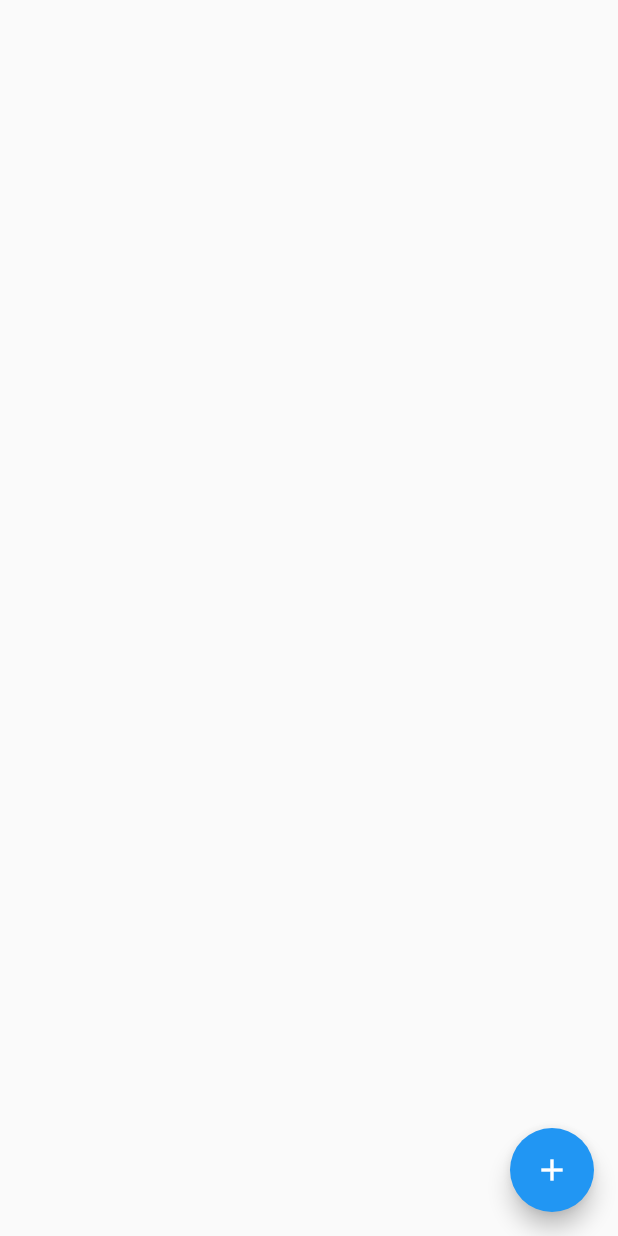
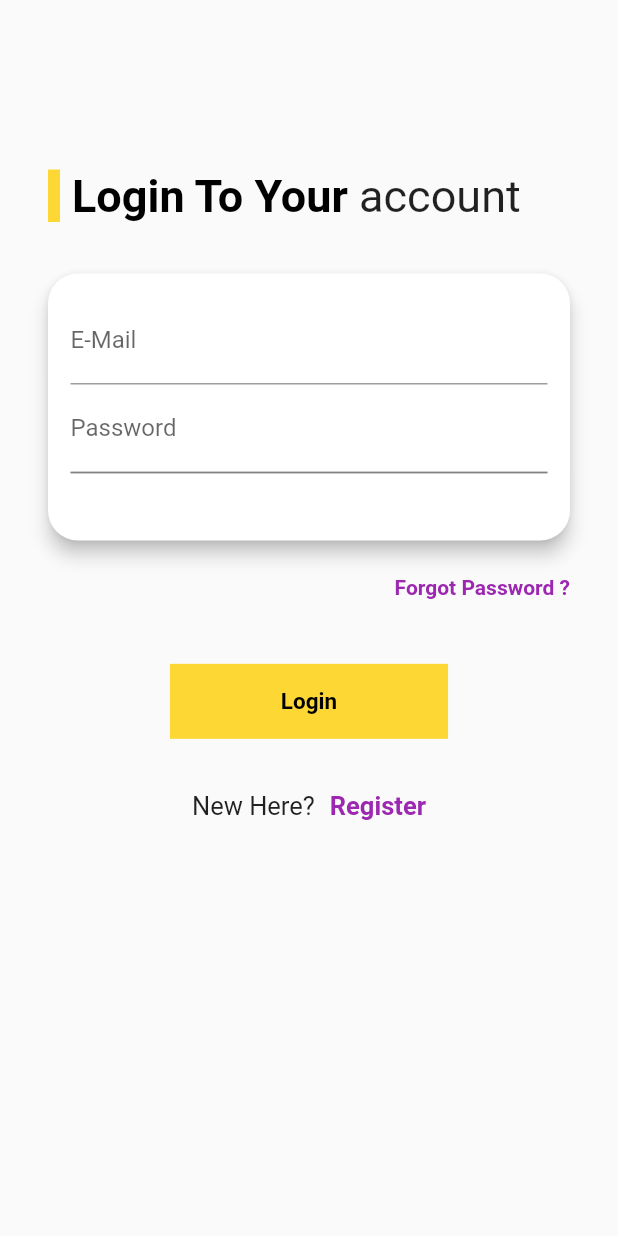
Before and after one commit to balad06/ChattingApp, a Flutter app: the screen it shows after launch, on a phone screen of 412 x 824 dp. Run offline on Flutter 3.47's test engine with Material 2 defaults, Android fonts, the phone set to English and light mode, and no system bars; our stand-ins replace cloud_firestore, firebase_auth, firebase_core; accounts and stored records are empty.

Commit message:
authentication and sending messages

```diff
--- a/lib/login/loginScreen.dart
+++ b/lib/login/loginScreen.dart
@@ -0,0 +1,411 @@
+import 'package:flutter/services.dart';
+
+import 'package:flutter/material.dart';
+import 'package:firebase_auth/firebase_auth.dart';
+import 'package:cloud_firestore/cloud_firestore.dart';
+
+enum AuthMode { Signup, Login }
+
+class LoginPage extends StatefulWidget {
+  static const String id = '/LoginPage';
+
+  @override
+  _LoginPageState createState() => _LoginPageState();
+}
+
+class _LoginPageState extends State<LoginPage> {
+  final _auth = FirebaseAuth.instance;
+  final GlobalKey<FormState> _formKey = GlobalKey();
+  AuthMode _authMode = AuthMode.Login;
+  Map<String, String> _authData = {
+    'email': '',
+    'username': '',
+    'password': '',
+  };
+  var _isLoading = false;
+  final _passwordController = TextEditingController();
+
+  Widget _submitButton() {
+    return InkWell(
+      hoverColor: Colors.purple[900],
+      onTap: () {
+        setState(() {});
+        _submit();
+      },
+      child: Container(
+        height: 50,
+        width: MediaQuery.of(context).size.width * .45,
+        padding: EdgeInsets.symmetric(vertical: 15),
+        alignment: Alignment.center,
+        decoration: BoxDecoration(
+          color: Colors.yellow[600],
+        ),
+        child: Text(
+          _authMode == AuthMode.Login ? 'Login' : 'Register',
+          style: TextStyle(
+              fontSize: 15, color: Colors.black, fontWeight: FontWeight.bold),
+        ),
+      ),
+    );
+  }
+
+  Widget _createAccountLabel() {
+    if (_authMode == AuthMode.Login) {
+      return Container(
+        margin: EdgeInsets.symmetric(vertical: 20),
+        padding: EdgeInsets.all(15),
+        alignment: Alignment.bottomCenter,
+        child: Row(
+          mainAxisAlignment: MainAxisAlignment.center,
+          children: <Widget>[
+            Text(
+              'New Here?',
+              style: TextStyle(
+                fontSize: 17,
+              ),
+            ),
+            SizedBox(
+              width: 10,
+            ),
+            InkWell(
+              onTap: () {
+                _switchAuthMode();
+              },
+              child: Text(
+                'Register',
+                style: TextStyle(
+                    color: Colors.purple,
+                    fontSize: 17,
+                    fontWeight: FontWeight.bold),
+              ),
+            ),
+          ],
+        ),
+      );
+    } else if (_authMode == AuthMode.Signup) {
+      return Container(
+        margin: EdgeInsets.symmetric(vertical: 20),
+        padding: EdgeInsets.all(15),
+        alignment: Alignment.bottomCenter,
+        child: Row(
+          mainAxisAlignment: MainAxisAlignment.center,
+          children: <Widget>[
+            Text(
+              'Have an Account?',
+              style: TextStyle(
+                fontSize: 17,
+              ),
+            ),
+            SizedBox(
+              width: 10,
+            ),
+            InkWell(
+              onTap: () {
+                _switchAuthMode();
+              },
+              child: Text(
+                'Login',
+                style: TextStyle(
+                    color: Colors.purple,
+                    fontSize: 17,
+                    fontWeight: FontWeight.bold),
+              ),
+            )
+          ],
+        ),
+      );
+    } else {
+      return Container();
+    }
+  }
+
+  void _switchAuthMode() {
+    if (_authMode == AuthMode.Login) {
+      setState(() {
+        _authMode = AuthMode.Signup;
+      });
+    } else {
+      setState(() {
+        _authMode = AuthMode.Login;
+      });
+    }
+  }
+
+  Future<void> _showErrorDialog(String message) {
+    return showDialog(
+      context: context,
+      builder: (ctx) => AlertDialog(
+        title: Text('An Error Occured'),
+        content: Text(message),
+        actions: <Widget>[
+          FlatButton(
+              child: Text('close'),
+              onPressed: () {
+                Navigator.of(ctx).pop();
+              }),
+        ],
+      ),
+    );
+  }
+
+  Future<void> _submit() async {
+    if (!_formKey.currentState.validate()) {
+      // Invalid!
+      return;
+    }
+    FocusScope.of(context).unfocus();
+    _formKey.currentState.save();
+    setState(() {});
+    UserCredential userCredential;
+    try {
+      setState(() {
+        _isLoading = true;
+      });
+      if (_authMode == AuthMode.Login) {
+        userCredential = await _auth.signInWithEmailAndPassword(
+            email: _authData['email'].trim(),
+            password: _authData['password'].trim());
+      } else {
+        userCredential = await _auth.createUserWithEmailAndPassword(
+            email: _authData['email'].trim(),
+            password: _authData['password'].trim());
+        await FirebaseFirestore.instance
+            .collection('users')
+            .doc(userCredential.user.uid)
+            .set({
+          'username': _authData['username'],
+          'email': _authData['email']
+        });
+      }
+    } on PlatformException catch (error) {
+      setState(() {
+        _isLoading = false;
+      });
+      print(error);
+      var errorMessage = 'Couldn\'t authenticate ';
+      if (error.toString().contains('EMAIL_EXISTS')) {
+        errorMessage = 'email is already in use';
+      } else if (error.toString().contains('INVALID_EMAIL')) {
+        errorMessage = 'INVALID_EMAIL ';
+      } else if (error.toString().contains('WEAK_PASSWORD')) {
+        errorMessage = 'WEAK_PASSWORD';
+      } else if (error.toString().contains('EMAIL_NOT_FOUND')) {
+        errorMessage = 'EMAIL_NOT_FOUND';
+      } else if (error.toString().contains('INVALID_PASSWORD')) {
+        errorMessage = 'INVALID_PASSWORD';
+      }
+      _showErrorDialog(errorMessage);
+    }
+  }
+
+  Widget _formWidget() {
+    return Padding(
+      padding: const EdgeInsets.all(8.0),
+      child: Card(
+        elevation: 5,
+        shape: RoundedRectangleBorder(
+          borderRadius: BorderRadius.all(
+            Radius.circular(20),
+          ),
+        ),
+        child: Padding(
+          padding: const EdgeInsets.all(15.0),
+          child: Form(
+            key: _formKey,
+            child: SingleChildScrollView(
+              child: Column(
+                children: <Widget>[
+                  TextFormField(
+                    key: ValueKey('email'),
+                    decoration: InputDecoration(labelText: 'E-Mail'),
+                    keyboardType: TextInputType.emailAddress,
+                    validator: (value) {
+                      if (value.isEmpty || !value.contains('@')) {
+                        return 'Invalid email!';
+                      } else {
+                        return null;
+                      }
+                    },
+                    onSaved: (value) {
+                      _authData['email'] = value;
+                      print(_authData['email']);
+                    },
+                  ),
+                  _authMode == AuthMode.Signup
+                      ? TextFormField(
+                          enabled: _authMode == AuthMode.Signup,
+                          key: ValueKey('user'),
+                          decoration: InputDecoration(labelText: 'UserName'),
+                          validator: (value) {
+                            if (value.isEmpty || value.length < 4) {
+                              return 'Invalid Username!';
+                            } else {
+                              return null;
+                            }
+                          },
+                          onSaved: (value) {
+                            _authData['username'] = value;
+                            print(_authData['username']);
+                          },
+                        )
+                      : Container(),
+                  TextFormField(
+                    key: ValueKey('pass'),
+                    decoration: InputDecoration(labelText: 'Password'),
+                    obscureText: true,
+                    controller: _passwordController,
+                    validator: (value) {
+                      if (value.isEmpty || value.length < 7) {
+                        return 'Password is too short!';
+                      } else {
+                        return null;
+                      }
+                    },
+                    onSaved: (value) {
+                      _authData['password'] = value;
+                      print(_authData['password']);
+                    },
+                  ),
+                  AnimatedContainer(
+                    constraints: BoxConstraints(
+                      minHeight: _authMode == AuthMode.Signup ? 60 : 0,
+                      maxHeight: _authMode == AuthMode.Signup ? 120 : 0,
+                    ),
+                    duration: Duration(milliseconds: 300),
+                    curve: Curves.easeIn,
+                    child: TextFormField(
+                      key: ValueKey('cnpass'),
+                      enabled: _authMode == AuthMode.Signup,
+                      decoration:
+                          InputDecoration(labelText: 'Confirm Password'),
+                      obscureText: true,
+                      validator: _authMode == AuthMode.Signup
+                          ? (value) {
+                              if (value != _passwordController.text) {
+                                return 'Passwords do not match!';
+                              } else {
+                                return null;
+                              }
+                            }
+                          : null,
+                    ),
+                  ),
+                  SizedBox(
+                    height: 30,
+                  ),
+                  // if (_isLoading) CircularProgressIndicator()
+                ],
+              ),
+            ),
+          ),
+        ),
+      ),
+    );
+  }
+
+  Widget checkboxorforgot() {
+    // String resetemail;
+    if (_authMode == AuthMode.Login) {
+      return Container(
+        padding: EdgeInsets.symmetric(vertical: 10, horizontal: 12),
+        alignment: Alignment.centerRight,
+        child: InkWell(
+          onTap: () {},
+          child: Text(
+            'Forgot Password ?',
+            style: TextStyle(
+                color: Colors.purple,
+                fontSize: 14,
+                fontWeight: FontWeight.bold),
+          ),
+        ),
+      );
+    } else {
+      return Container();
+    }
+  }
+
+  @override
+  Widget build(BuildContext context) {
+    final height = MediaQuery.of(context).size.height;
+    return Scaffold(
+      body: Container(
+        height: height,
+        child: Stack(
+          children: <Widget>[
+            Container(
+              padding: EdgeInsets.symmetric(horizontal: 20),
+              child: SingleChildScrollView(
+                child: Column(
+                  crossAxisAlignment: CrossAxisAlignment.center,
+                  mainAxisAlignment: MainAxisAlignment.center,
+                  children: <Widget>[
+                    SizedBox(height: height * .125),
+                    Container(
+                        padding:
+                            EdgeInsets.symmetric(vertical: 10, horizontal: 12),
+                        alignment: Alignment.center,
+                        child: _authMode == AuthMode.Login
+                            ? Row(
+                                children: [
+                                  Container(
+                                    color: Colors.yellow[600],
+                                    height: 35,
+                                    width: 8,
+                                  ),
+                                  SizedBox(
+                                    width: 8,
+                                  ),
+                                  Text(
+                                    'Login To Your ',
+                                    style: TextStyle(
+                                        fontWeight: FontWeight.bold,
+                                        fontSize: 30,
+                                        color: Colors.black),
+                                  ),
+                                  Text(
+                                    'account',
+                                    style: TextStyle(fontSize: 30),
+                                  )
+                                ],
+                              )
+                            : Row(
+                                children: [
+                                  Container(
+                                    color: Colors.yellow[600],
+                                    height: 35,
+                                    width: 8,
+                                  ),
+                                  SizedBox(
+                                    width: 8,
+                                  ),
+                                  Text(
+                                    'Register ',
+                                    style: TextStyle(
+                                        fontWeight: FontWeight.bold,
+                                        fontSize: 30,
+                                        color: Colors.black),
+                                  ),
+                                  Text(
+                                    'Now',
+                                    style: TextStyle(fontSize: 30),
+                                  )
+                                ],
+                              )),
+                    SizedBox(height: height * .015),
+                    _formWidget(),
+                    SizedBox(height: height * .0015),
+                    checkboxorforgot(),
+                    SizedBox(height: height * .04),
+                    _isLoading ? CircularProgressIndicator() : _submitButton(),
+                    _createAccountLabel(),
+                  ],
+                ),
+              ),
+            ),
+          ],
+        ),
+      ),
+    );
+  }
+}
--- a/lib/main.dart
+++ b/lib/main.dart
@@ -1,6 +1,9 @@
+import 'package:ChattingApp/login/loginScreen.dart';
 import 'package:ChattingApp/pages/chatScreen.dart';
 import 'package:flutter/material.dart';
 import 'package:firebase_core/firebase_core.dart';
+import 'package:firebase_auth/firebase_auth.dart';
+
 void main() async {
   WidgetsFlutterBinding.ensureInitialized();
   await Firebase.initializeApp();
@@ -8,7 +11,6 @@ void main() async {
 }
 
 class MyApp extends StatelessWidget {
-
   @override
   Widget build(BuildContext context) {
     return MaterialApp(
@@ -18,7 +20,15 @@ class MyApp extends StatelessWidget {
         primarySwatch: Colors.blue,
         visualDensity: VisualDensity.adaptivePlatformDensity,
       ),
-      home: ChatScreen(),
+      home: StreamBuilder(stream:FirebaseAuth.instance.authStateChanges() ,builder: (ctx,userSnapShot){
+        if(userSnapShot.hasData){
+          return ChatScreen();
+        }
+        return LoginPage();
+      },),
+      routes: {
+        ChatScreen.id: (context) => ChatScreen(),
+      },
     );
   }
 }
--- a/pubspec.yaml
+++ b/pubspec.yaml
@@ -25,6 +25,7 @@ dependencies:
     sdk: flutter
   cloud_firestore: ^0.14.3+1
   firebase_core: any
+  firebase_auth: any
 
 
   # The following adds the Cupertino Icons font to your application.
```
Also changed, not shown: lib/pages/chatScreen.dart (+48 -24 lines), lib/widgets/message_bubble.dart (added, +42 -0 lines), lib/widgets/messages.dart (added, +44 -0 lines), lib/widgets/new_message.dart (added, +51 -0 lines), pubspec.lock.
